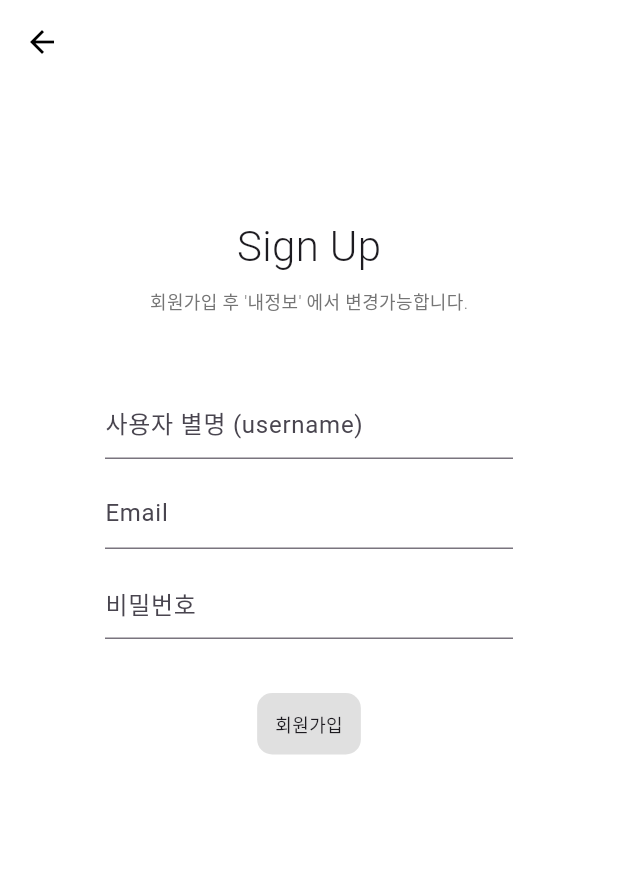
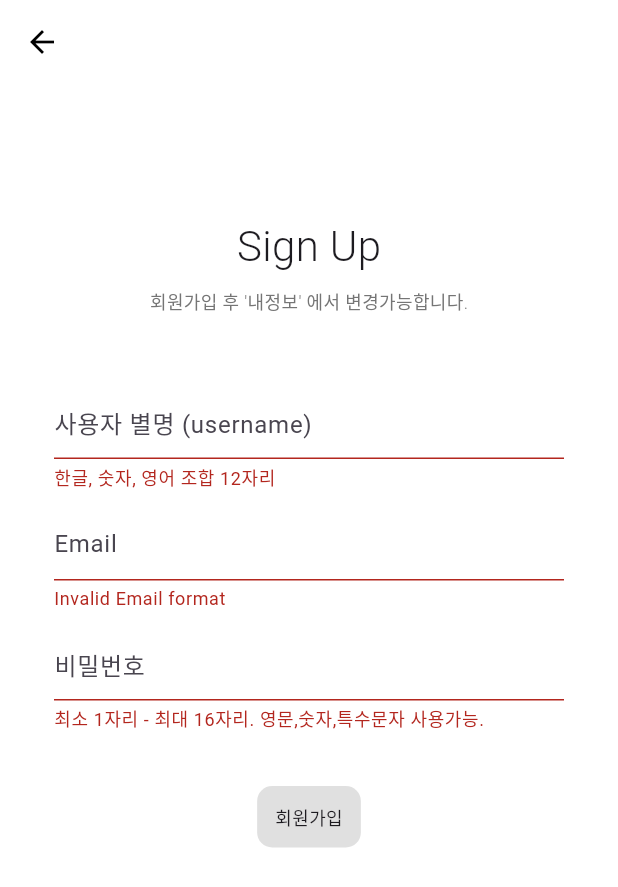
Before and after one commit to RGB234/meeting_app, a Flutter app: the EmailSignUpScreen screen opened directly, on a phone screen of 412 x 824 dp. Shown: the top 887 px of the screen. Run offline on Flutter 3.47's test engine with Material 3 defaults, Android fonts, the phone set to English and light mode, and no system bars; our stand-ins replace font_awesome_flutter, google_nav_bar.

Commit message:
SignUp Validation function is incomplete

```diff
--- a/lib/screens/authentication/signup/email_signup_screen.dart
+++ b/lib/screens/authentication/signup/email_signup_screen.dart
@@ -1,6 +1,7 @@
 import 'package:flutter/material.dart';
 import 'package:meeting_app/constants/gaps.dart';
 import 'package:meeting_app/constants/sizes.dart';
+import 'package:meeting_app/screens/home_screen.dart';
 
 class EmailSignUpScreen extends StatefulWidget {
   const EmailSignUpScreen({super.key});
@@ -42,12 +43,82 @@ class _EmailSignUpScreenState extends State<EmailSignUpScreen> {
   }
 
   @override
+  void dispose() {
+    // memory de-allocation (destructor?)
+    _usernameFieldController.dispose();
+    _emailFieldController.dispose();
+    _passwordFieldController.dispose();
+    super.dispose();
+  }
+
+  bool _isUsernameValid() {
+    if (_username.isEmpty) return false;
+    // no whitespace (for the time being)
+    final regExp = RegExp(r"[ㄱ-ㅎㅏ-ㅣ가-힣a-z0-9A-Z]{1,12}");
+    if (!regExp.hasMatch(_username)) {
+      return false;
+    } else {
+      return true;
+    }
+  }
+
+  bool _isEmailValid() {
+    if (_email.isEmpty) return false;
+    final regExp = RegExp(
+        r"^[a-zA-Z0-9.a-zA-Z0-9.!#$%&'*+-/=?^_`{|}~]+@[a-zA-Z0-9]+\.[a-zA-Z]+");
+    if (!regExp.hasMatch(_email)) {
+      return false;
+    } else {
+      return true;
+    }
+  }
+
+  bool _isPasswordValid() {
+    if (_password.isEmpty) return false;
+    final regExp = RegExp(r"[\w\d`~!@#$%^&*()\-_=+]{1,16}");
+    if (!regExp.hasMatch(_password)) {
+      return false;
+    } else {
+      return true;
+    }
+  }
+
+  bool _isValidForm() {
+    if (_isUsernameValid() && _isEmailValid() && _isPasswordValid()) {
+      return true;
+    } else {
+      return false;
+    }
+  }
+
+  void _onSubmitTap() {
+    if (_isValidForm()) {
+      Navigator.of(context).pop();
+      Navigator.of(context).pop();
+      Navigator.of(context).push(
+        MaterialPageRoute(
+          builder: (context) => const HomeScreen(),
+        ),
+      );
+    }
+  }
+
+  void _onScaffoldTap() {
+    // Scaffold Tap == unfocus
+    // For Textfield unfocusing
+    FocusScope.of(context).unfocus();
+  }
+
+  @override
   Widget build(BuildContext context) {
-    return Scaffold(
+    return GestureDetector(
+      onTap: _onScaffoldTap,
+      child: Scaffold(
         appBar: AppBar(
           backgroundColor: Colors.white,
         ),
-      body: Center(
+        body: SingleChildScrollView(
+          child: Center(
             child: Padding(
               padding: const EdgeInsets.symmetric(
                 horizontal: Sizes.size36,
@@ -71,72 +142,56 @@ class _EmailSignUpScreenState extends State<EmailSignUpScreen> {
                     color: Colors.grey.shade600,
                   ),
                 ),
+                // TextFields
                 Gaps.v48,
-            _SignUpFields(
-                usernameFieldController: _usernameFieldController,
-                emailFieldController: _emailFieldController,
-                passwordFieldController: _passwordFieldController),
-          ]),
-        ),
-      ),
-    );
-  }
-}
-
-class _SignUpFields extends StatelessWidget {
-  const _SignUpFields({
-    super.key,
-    required TextEditingController usernameFieldController,
-    required TextEditingController emailFieldController,
-    required TextEditingController passwordFieldController,
-  })  : _usernameFieldController = usernameFieldController,
-        _emailFieldController = emailFieldController,
-        _passwordFieldController = passwordFieldController;
-
-  final TextEditingController _usernameFieldController;
-  final TextEditingController _emailFieldController;
-  final TextEditingController _passwordFieldController;
-
-  @override
-  Widget build(BuildContext context) {
-    return FractionallySizedBox(
-      widthFactor: 0.8,
-      child: Column(
-        children: [
                 TextField(
+                  autocorrect: false,
                   controller: _usernameFieldController,
-            decoration: const InputDecoration(
+                  decoration: InputDecoration(
                     hintText: "사용자 별명 (username)",
+                    errorText: _isUsernameValid() ? "" : "한글, 숫자, 영어 조합 12자리",
                   ),
                 ),
                 Gaps.v12,
                 TextField(
+                  keyboardType: TextInputType.emailAddress,
+                  autocorrect: false,
                   controller: _emailFieldController,
-            decoration: const InputDecoration(
+                  decoration: InputDecoration(
                     hintText: "Email",
+                    errorText: _isEmailValid() ? "" : "Invalid Email format",
                   ),
                 ),
                 Gaps.v12,
                 TextField(
+                  autocorrect: false,
                   controller: _passwordFieldController,
-            decoration: const InputDecoration(
+                  decoration: InputDecoration(
                     hintText: "비밀번호",
+                    errorText: _isPasswordValid()
+                        ? ""
+                        : "최소 1자리 - 최대 16자리. 영문,숫자,특수문자 사용가능.",
                   ),
                 ),
                 Gaps.v36,
+                // Submit Btn
                 AnimatedContainer(
                   padding: const EdgeInsets.all(
                     Sizes.size12,
                   ),
                   decoration: BoxDecoration(
-              color: Colors.grey.shade300,
+                    color: _isValidForm()
+                        ? Theme.of(context).primaryColor
+                        : Colors.grey.shade300,
                     borderRadius: BorderRadius.circular(
                       Sizes.size10,
                     ),
                   ),
                   duration: const Duration(
-              milliseconds: 200,
+                    milliseconds: 400,
                   ),
+                  child: GestureDetector(
+                    onTap: () => _onSubmitTap(),
                     child: const Text(
                       "회원가입",
                       style: TextStyle(
@@ -145,7 +200,11 @@ class _SignUpFields extends StatelessWidget {
                       ),
                     ),
                   ),
-        ],
+                ),
+              ]),
+            ),
+          ),
+        ),
       ),
     );
   }
```
Lines whose indentation alone changed are shown as unchanged.
